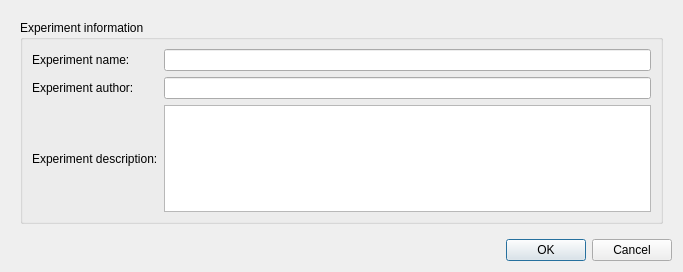
Old version of the form designer_ui_files/createExperimentDialogUi.ui in the repository cibr-jyu/meggie.
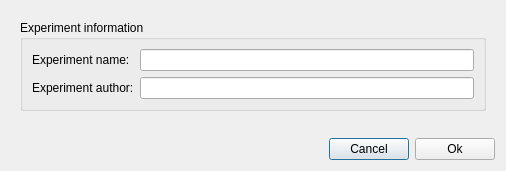
New version of the form.

```diff
--- a/designer_ui_files/createExperimentDialogUi.ui
+++ b/designer_ui_files/createExperimentDialogUi.ui
@@ -9,8 +9,8 @@
    <rect>
     <x>0</x>
     <y>0</y>
-    <width>683</width>
-    <height>272</height>
+    <width>506</width>
+    <height>171</height>
    </rect>
   </property>
   <property name="windowTitle">
@@ -30,8 +30,8 @@
        <rect>
         <x>0</x>
         <y>0</y>
-        <width>665</width>
-        <height>224</height>
+        <width>488</width>
+        <height>122</height>
        </rect>
       </property>
       <property name="minimumSize">
@@ -54,13 +54,6 @@
             </property>
            </widget>
           </item>
-          <item row="2" column="0">
-           <widget class="QLabel" name="labelDescription">
-            <property name="text">
-             <string>Experiment description:</string>
-            </property>
-           </widget>
-          </item>
           <item row="0" column="1">
            <widget class="QLineEdit" name="lineEditExperimentName"/>
           </item>
@@ -74,32 +67,56 @@
             </property>
            </widget>
           </item>
-          <item row="2" column="1">
-           <widget class="QTextEdit" name="textEditDescription">
-            <property name="minimumSize">
-             <size>
-              <width>0</width>
-              <height>100</height>
-             </size>
-            </property>
-           </widget>
-          </item>
          </layout>
         </widget>
        </item>
+       <item row="1" column="1">
+        <spacer name="verticalSpacer">
+         <property name="orientation">
+          <enum>Qt::Vertical</enum>
+         </property>
+         <property name="sizeHint" stdset="0">
+          <size>
+           <width>20</width>
+           <height>40</height>
+          </size>
+         </property>
+        </spacer>
+       </item>
       </layout>
      </widget>
     </widget>
    </item>
-   <item row="1" column="0">
-    <widget class="QDialogButtonBox" name="cancelOkButtonBox">
-     <property name="orientation">
-      <enum>Qt::Horizontal</enum>
-     </property>
-     <property name="standardButtons">
-      <set>QDialogButtonBox::Cancel|QDialogButtonBox::Ok</set>
-     </property>
-    </widget>
+   <item row="2" column="0">
+    <layout class="QHBoxLayout" name="horizontalLayoutButtons">
+     <item>
+      <spacer name="horizontalSpacer">
+       <property name="orientation">
+        <enum>Qt::Horizontal</enum>
+       </property>
+       <property name="sizeHint" stdset="0">
+        <size>
+         <width>40</width>
+         <height>20</height>
+        </size>
+       </property>
+      </spacer>
+     </item>
+     <item>
+      <widget class="QPushButton" name="pushButtonCancel">
+       <property name="text">
+        <string>Cancel</string>
+       </property>
+      </widget>
+     </item>
+     <item>
+      <widget class="QPushButton" name="pushButtonAccept">
+       <property name="text">
+        <string>Ok</string>
+       </property>
+      </widget>
+     </item>
+    </layout>
    </item>
   </layout>
  </widget>
```
Left out of the diff: 25 changed lines with no effect on the pictures.
